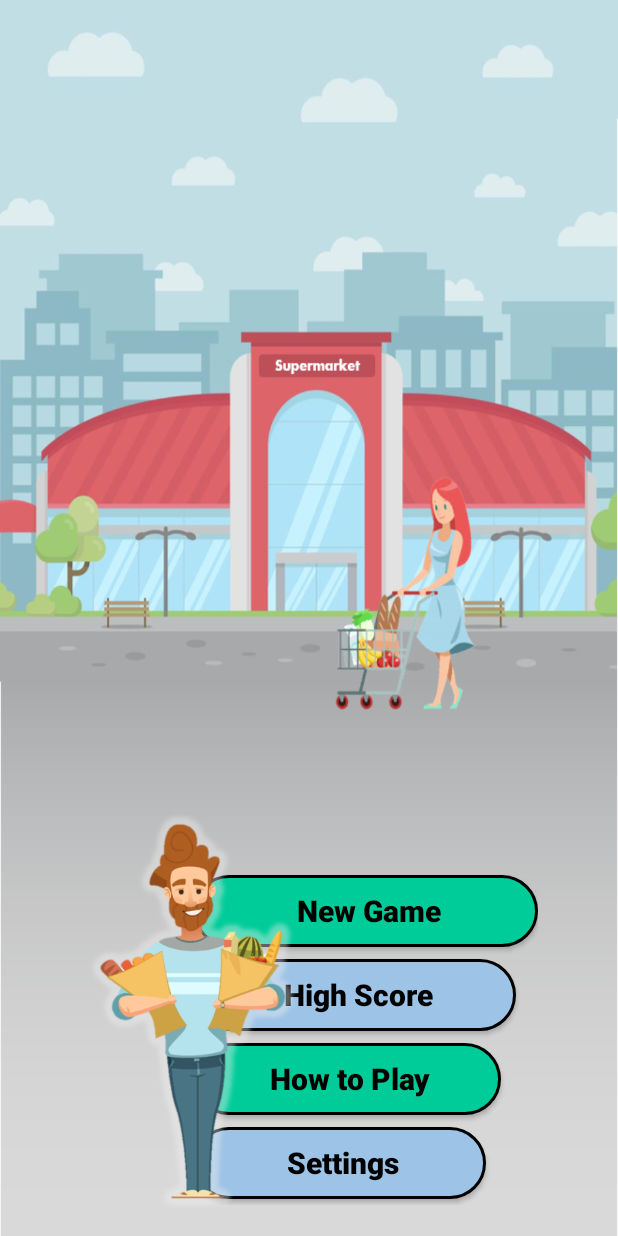
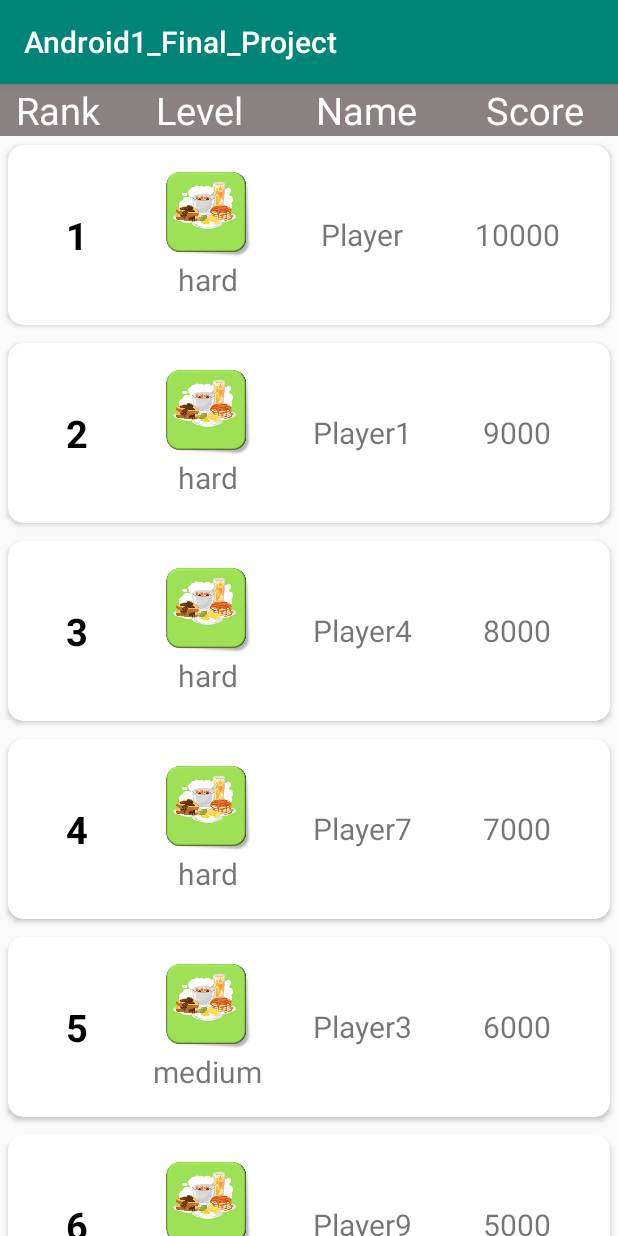
Before and after one commit to omerag/Android1KatzavMall, an Android app: the MainActivity screen opened directly, with no data from a screen before it, after a tap on "High Score", on a phone screen of 412 x 824 dp. Run offline under Robolectric (Android 15) with nearby library versions, the phone set to English and light mode, and no system bars; libraries missing offline, so code that uses them is left out: androidx.constraintlayout.solver.

Commit message:
HihgScore

```diff
--- a/app/build.gradle
+++ b/app/build.gradle
@@ -23,6 +23,8 @@ dependencies {
     implementation fileTree(dir: 'libs', include: ['*.jar'])
     implementation 'androidx.appcompat:appcompat:1.0.2'
     implementation 'androidx.constraintlayout:constraintlayout:1.1.3'
+    implementation 'com.android.support:cardview-v7:29.0.0'
+    implementation 'com.android.support:recyclerview-v7:29.0.0'
     testImplementation 'junit:junit:4.12'
     androidTestImplementation 'androidx.test:runner:1.2.0'
     androidTestImplementation 'androidx.test.espresso:espresso-core:3.2.0'
--- /dev/null
+++ b/app/src/main/java/com/android_1_katzavmall/HighScore.java
@@ -0,0 +1,60 @@
+package com.android_1_katzavmall;
+
+import android.widget.ImageView;
+
+public class HighScore
+{
+    private String rank;
+    private int level_img_id;
+    private String difficulty;
+    private String name;
+    private int score;
+
+    public HighScore(String rank, int level_img_id, String difficulty, String name, int score) {
+        this.rank = rank;
+        this.level_img_id = level_img_id;
+        this.difficulty = difficulty;
+        this.name = name;
+        this.score = score;
+    }
+
+    public String getRank() {
+        return rank;
+    }
+
+    public void setRank(String rank) {
+        this.rank = rank;
+    }
+
+    public int getLevel_img_id() {
+        return level_img_id;
+    }
+
+    public void setLevel_img_id(int level_img_id) {
+        this.level_img_id = level_img_id;
+    }
+
+    public String getDifficulty() {
+        return difficulty;
+    }
+
+    public void setDifficulty(String difficulty) {
+        this.difficulty = difficulty;
+    }
+
+    public String getName() {
+        return name;
+    }
+
+    public void setName(String name) {
+        this.name = name;
+    }
+
+    public int getScore() {
+        return score;
+    }
+
+    public void setScore(int score) {
+        this.score = score;
+    }
+}
--- /dev/null
+++ b/app/src/main/java/com/android_1_katzavmall/HighScoreActivity.java
@@ -0,0 +1,42 @@
+package com.android_1_katzavmall;
+
+import androidx.appcompat.app.AppCompatActivity;
+import androidx.recyclerview.widget.LinearLayoutManager;
+import androidx.recyclerview.widget.RecyclerView;
+
+import android.os.Bundle;
+
+import java.util.ArrayList;
+import java.util.List;
+
+public class HighScoreActivity extends AppCompatActivity {
+
+    @Override
+    protected void onCreate(Bundle savedInstanceState) {
+        super.onCreate(savedInstanceState);
+        setContentView(R.layout.activity_high_score);
+
+        RecyclerView recyclerView = findViewById(R.id.recyclerV);
+        recyclerView.setHasFixedSize(true);
+
+        recyclerView.setLayoutManager(new LinearLayoutManager(this));
+
+        List<HighScore> highScores = new ArrayList<>();
+
+        highScores.add(new HighScore("1",R.drawable.breakfast,"hard","Player",10000));
+        highScores.add(new HighScore("2",R.drawable.breakfast,"hard","Player1",9000));
+        highScores.add(new HighScore("3",R.drawable.breakfast,"hard","Player4",8000));
+        highScores.add(new HighScore("4",R.drawable.breakfast,"hard","Player7",7000));
+        highScores.add(new HighScore("5",R.drawable.breakfast,"medium","Player3",6000));
+        highScores.add(new HighScore("6",R.drawable.breakfast,"medium","Player9",5000));
+        highScores.add(new HighScore("7",R.drawable.breakfast,"medium","Player6",4000));
+        highScores.add(new HighScore("8",R.drawable.breakfast,"easy","Player2",3000));
+        highScores.add(new HighScore("9",R.drawable.breakfast,"easy","Player8",2000));
+        highScores.add(new HighScore("10",R.drawable.breakfast,"easy","Player5",1000));
+
+        HighScoreAdapter highScoreAdapter = new HighScoreAdapter(highScores);
+        recyclerView.setAdapter(highScoreAdapter);
+
+
+    }
+}
--- /dev/null
+++ b/app/src/main/java/com/android_1_katzavmall/HighScoreAdapter.java
@@ -0,0 +1,66 @@
+package com.android_1_katzavmall;
+
+import android.text.Layout;
+import android.view.LayoutInflater;
+import android.view.View;
+import android.view.ViewGroup;
+import android.widget.ImageView;
+import android.widget.TextView;
+
+import androidx.annotation.NonNull;
+import androidx.recyclerview.widget.RecyclerView;
+
+import java.util.List;
+
+public class HighScoreAdapter extends RecyclerView.Adapter<HighScoreAdapter.HighScoreViewHolder> {
+
+    private List<HighScore> highScores;
+
+    public HighScoreAdapter(List<HighScore> highScores) {
+        this.highScores = highScores;
+    }
+
+
+
+    public class HighScoreViewHolder extends RecyclerView.ViewHolder{
+
+        TextView rankTv;
+        ImageView level_img;
+        TextView difficultyTv;
+        TextView nameTv;
+        TextView scoreTv;
+
+        public HighScoreViewHolder(View itemView) {
+            super(itemView);
+            rankTv = itemView.findViewById(R.id.rankTv);
+            level_img = itemView.findViewById(R.id.level_img);
+            difficultyTv = itemView.findViewById(R.id.difTv);
+            nameTv = itemView.findViewById(R.id.nameTv);
+            scoreTv = itemView.findViewById(R.id.high_score_tv);
+        }
+    }
+
+    @NonNull
+    @Override
+    public HighScoreViewHolder onCreateViewHolder(ViewGroup parent, int viewType) {
+        View view = LayoutInflater.from(parent.getContext()).inflate(R.layout.high_score_cell,parent,false);
+        HighScoreViewHolder highScoreViewHolder = new HighScoreViewHolder(view);
+        return highScoreViewHolder;
+    }
+
+    @Override
+    public void onBindViewHolder(HighScoreViewHolder holder, int position) {
+
+        HighScore highScore = highScores.get(position);
+        holder.rankTv.setText(highScore.getRank());
+        holder.level_img.setImageResource(highScore.getLevel_img_id());
+        holder.difficultyTv.setText(highScore.getDifficulty());
+        holder.nameTv.setText(highScore.getName());
+        holder.scoreTv.setText(highScore.getScore()+"");
+    }
+
+    @Override
+    public int getItemCount() {
+        return highScores.size();
+    }
+}
--- a/app/src/main/java/com/android_1_katzavmall/MainActivity.java
+++ b/app/src/main/java/com/android_1_katzavmall/MainActivity.java
@@ -32,7 +32,8 @@ public class MainActivity extends AppCompatActivity {
         highScoreBtn.setOnClickListener(new View.OnClickListener() {
             @Override
             public void onClick(View view) {
-                //NEW DIALOG WITH SCORES.
+                Intent highScoreIntent = new Intent(MainActivity.this,HighScoreActivity.class);
+                startActivity(highScoreIntent);
             }
         });
     }
--- /dev/null
+++ b/app/src/main/res/layout/activity_high_score.xml
@@ -0,0 +1,88 @@
+<?xml version="1.0" encoding="utf-8"?>
+<LinearLayout
+    xmlns:android="http://schemas.android.com/apk/res/android"
+    xmlns:app="http://schemas.android.com/apk/res-auto"
+    xmlns:tools="http://schemas.android.com/tools"
+    android:layout_width="match_parent"
+    android:layout_height="match_parent"
+    android:orientation="vertical"
+    tools:context=".HighScoreActivity">
+
+    <LinearLayout
+        android:layout_width="match_parent"
+        android:layout_height="wrap_content"
+        android:orientation="horizontal"
+        android:background="#8A8282">
+
+        <LinearLayout
+            android:layout_width="0dp"
+            android:layout_height="match_parent"
+            android:layout_weight="0.7"
+            android:orientation="vertical">
+
+            <TextView
+                android:layout_width="match_parent"
+                android:layout_height="match_parent"
+                android:gravity="center"
+                android:text="Rank"
+                android:textSize="25sp"
+                android:textColor="#fff"/>
+
+        </LinearLayout>
+
+        <LinearLayout
+            android:layout_width="0dp"
+            android:layout_height="match_parent"
+            android:layout_weight="1"
+            android:orientation="vertical">
+
+            <TextView
+                android:layout_width="match_parent"
+                android:layout_height="match_parent"
+                android:gravity="center"
+                android:text="Level"
+                android:textSize="25sp"
+                android:textColor="#fff"/>
+
+        </LinearLayout>
+
+        <LinearLayout
+            android:layout_width="0dp"
+            android:layout_height="match_parent"
+            android:layout_weight="1"
+            android:orientation="vertical">
+
+            <TextView
+                android:layout_width="match_parent"
+                android:layout_height="match_parent"
+                android:gravity="center"
+                android:text="Name"
+                android:textSize="25sp"
+                android:textColor="#fff"/>
+
+        </LinearLayout>
+
+        <LinearLayout
+            android:layout_width="0dp"
+            android:layout_height="match_parent"
+            android:layout_weight="1"
+            android:orientation="vertical">
+
+            <TextView
+                android:layout_width="match_parent"
+                android:layout_height="match_parent"
+                android:gravity="center"
+                android:text="Score"
+                android:textSize="25sp"
+                android:textColor="#fff"/>
+
+        </LinearLayout>
+
+    </LinearLayout>
+
+    <androidx.recyclerview.widget.RecyclerView
+        android:layout_width="match_parent"
+        android:layout_height="match_parent"
+        android:id="@+id/recyclerV"/>
+
+</LinearLayout>
--- a/app/src/main/res/layout/high_score_activity.xml
+++ /dev/null
@@ -1,7 +0,0 @@
-<?xml version="1.0" encoding="utf-8"?>
-<LinearLayout xmlns:android="http://schemas.android.com/apk/res/android"
-    android:orientation="vertical"
-    android:layout_width="match_parent"
-    android:layout_height="match_parent">
-
-</LinearLayout>
--- /dev/null
+++ b/app/src/main/res/layout/high_score_cell.xml
@@ -0,0 +1,89 @@
+<?xml version="1.0" encoding="utf-8"?>
+<androidx.cardview.widget.CardView
+    xmlns:android="http://schemas.android.com/apk/res/android"
+    xmlns:app="http://schemas.android.com/apk/res-auto"
+    android:layout_width="match_parent"
+    android:layout_height="wrap_content"
+    app:cardUseCompatPadding="true"
+    app:contentPadding="10dp"
+    app:elevation="8dp"
+    app:cardCornerRadius="10dp">
+
+    <LinearLayout
+        android:orientation="horizontal"
+        android:layout_width="match_parent"
+        android:layout_height="match_parent">
+
+        <LinearLayout
+            android:layout_width="0dp"
+            android:layout_height="100dp"
+            android:layout_weight="0.7"
+            android:orientation="vertical"
+            android:gravity="center">
+
+            <TextView
+                android:id="@+id/rankTv"
+                android:layout_width="wrap_content"
+                android:layout_height="wrap_content"
+                android:textSize="25sp"
+                android:text="1"
+                android:textStyle="bold"
+                android:textColor="#000"/>
+
+        </LinearLayout>
+
+        <LinearLayout
+            android:layout_width="0dp"
+            android:layout_height="100dp"
+            android:layout_weight="1"
+            android:orientation="vertical"
+            android:gravity="center">
+
+            <ImageView
+                android:id="@+id/level_img"
+                android:layout_width="60dp"
+                android:layout_height="60dp"
+                android:src="@mipmap/ic_launcher_round"/>
+
+            <TextView
+                android:id="@+id/difTv"
+                android:layout_width="wrap_content"
+                android:layout_height="wrap_content"
+                android:textSize="20sp"
+                android:text="easy"/>
+        </LinearLayout>
+
+        <LinearLayout
+            android:layout_width="0dp"
+            android:layout_height="100dp"
+            android:layout_weight="1"
+            android:orientation="vertical"
+            android:gravity="center">
+
+            <TextView
+                android:id="@+id/nameTv"
+                android:layout_width="wrap_content"
+                android:layout_height="wrap_content"
+                android:text="Name"
+                android:textSize="20sp"/>
+
+        </LinearLayout>
+
+        <LinearLayout
+            android:layout_width="0dp"
+            android:layout_height="100dp"
+            android:layout_weight="1"
+            android:orientation="vertical"
+            android:gravity="center">
+
+            <TextView
+                android:id="@+id/high_score_tv"
+                android:layout_width="wrap_content"
+                android:layout_height="wrap_content"
+                android:textSize="20sp"
+                android:text="Score"/>
+
+        </LinearLayout>
+
+    </LinearLayout>
+</androidx.cardview.widget.CardView>
```
Also changed, not shown: app/src/main/AndroidManifest.xml (+3 -4 lines).
